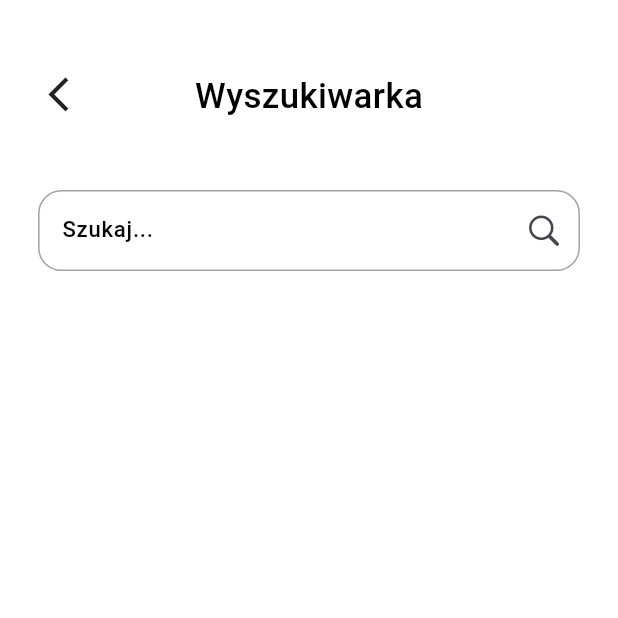
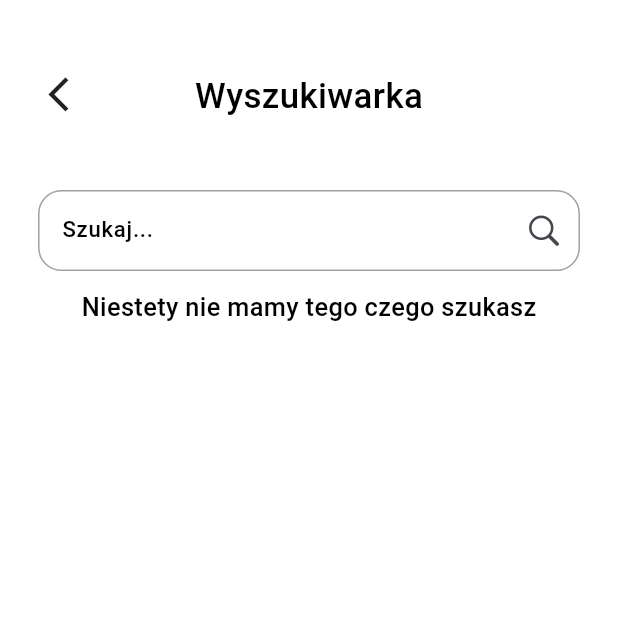
Before and after one commit to BennyM88/przepisy_sylwii_mobile, a Flutter app: the SearchPage screen opened directly, on a phone screen of 412 x 824 dp, the top half of it. Run offline on Flutter 3.47's test engine with Material 2 defaults, Android fonts, the phone set to English and light mode, and no system bars; our stand-ins replace cached_network_image, cloud_firestore, firebase_auth, firebase_core, firebase_crashlytics, firebase_storage and 12 more; missing offline and left inert: cupertino_back_gesture; accounts and stored records are empty; Roboto replaces fonts that are missing (UbuntuRegular); statements that could not run were skipped.

Commit message:
Added search improvement

```diff
--- a/lib/view/pages/search/search_page.dart
+++ b/lib/view/pages/search/search_page.dart
@@ -18,7 +18,14 @@ class SearchPage extends StatefulWidget {
 
 class _SearchPageState extends State<SearchPage> {
   final TextEditingController searchController = TextEditingController();
+  final SearchState state = const SearchState();
   Timer? _timer;
+
+  @override
+  void initState() {
+    super.initState();
+    if (state.searchedRecipes.isEmpty) getIt<SearchCubit>().init();
+  }
 
   @override
   Widget build(BuildContext context) {
--- a/lib/view/pages/search/widgets/search_recipes_list.dart
+++ b/lib/view/pages/search/widgets/search_recipes_list.dart
@@ -20,6 +20,12 @@ class SearchRecipesList extends StatelessWidget {
               style: CustomTypography.uRegular12red,
             );
           }
+          if (state.searchedRecipes.isEmpty) {
+            return Text(
+              'Niestety nie mamy tego czego szukasz',
+              style: CustomTypography.uRegular16,
+            );
+          }
           return ListView.builder(
             itemCount: state.searchedRecipes.length,
             shrinkWrap: true,
```
